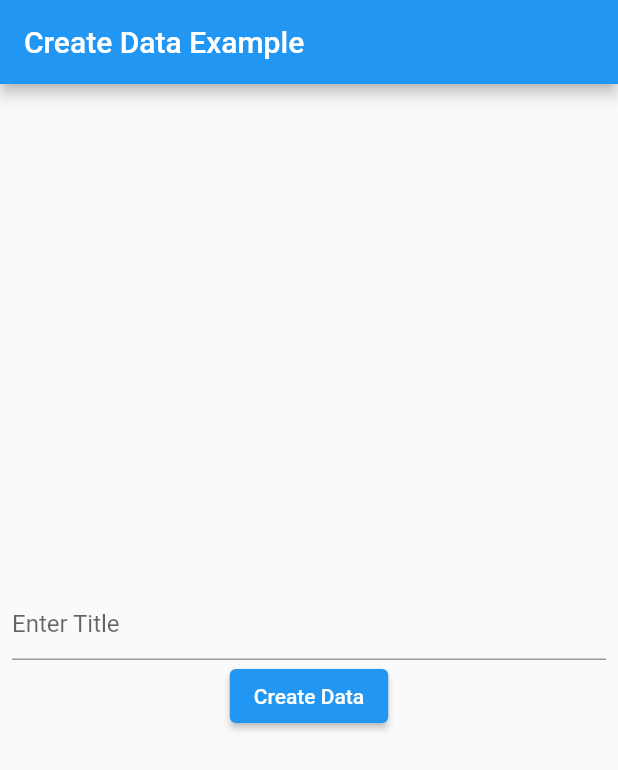
After one commit to AWFKK/flutter_app, a Flutter app: the screen it shows after launch, after a tap on "Send", on a phone screen of 412 x 824 dp. The commit adds this screen. Shown: the top 770 px of the screen. Run offline on Flutter 3.47's test engine with Material 2 defaults, Android fonts, the phone set to English and light mode, and no system bars; our stand-ins replace fluttertoast, hexcolor; network calls fail.

Commit message:
12-23-20

```diff
--- /dev/null
+++ b/lib/Api/Api.dart
@@ -0,0 +1,13 @@
+import 'dart:async';
+import 'package:http/http.dart' as http;
+
+const baseUrl = "https://jsonplaceholder.typicode.com";
+
+
+
+class API {
+  static Future getUsers() {
+    var url = baseUrl + "/users";
+    return http.get(url);
+  }
+}
--- /dev/null
+++ b/lib/FatchData.dart
@@ -0,0 +1,90 @@
+import 'package:flutter/material.dart';
+
+import 'package:http/http.dart' as http;
+import 'dart:convert';
+import 'dart:async';
+
+import 'Api/Api.dart';
+
+
+
+class FatchData extends StatefulWidget {
+  @override
+  _FatchDataState createState() => _FatchDataState();
+}
+
+class _FatchDataState extends State<FatchData> {
+  var users = <User>[];
+
+  _getUsers() {
+    API.getUsers().then((response) {
+      if (response.statusCode == 200) {
+        // If the server did return a 200 OK response,
+        // then parse the JSON.
+        setState(() {
+          Iterable list = json.decode(response.body);
+          users = list.map((model) => User.fromJson(model)).toList();
+        });
+      } else {
+        // If the server did not return a 200 OK response,
+        // then throw an exception.
+        throw Exception('Failed to load album');
+      }
+    });
+  }
+
+  initState() {
+    super.initState();
+    _getUsers();
+  }
+
+  dispose() {
+    super.dispose();
+  }
+
+  @override
+  Widget build(BuildContext context) {
+    return MaterialApp(
+      title: 'Fetch Data Example',
+      theme: ThemeData(
+        primarySwatch: Colors.blue,
+      ),
+      home: Scaffold(
+        appBar: AppBar(
+          title: Text('Fetch Data Example'),
+        ),
+        body: ListView.builder(
+          itemCount: users.length,
+          itemBuilder: (context, index) {
+            return ListTile(title: Text(users[index].name));
+
+          },
+        ),
+      ),
+    );
+  }
+
+
+}
+
+
+class User {
+  int id;
+  String name;
+  String email;
+
+  User(int id, String name, String email) {
+    this.id = id;
+    this.name = name;
+    this.email = email;
+  }
+
+  User.fromJson(Map json)
+      : id = json['id'],
+        name = json['name'],
+        email = json['email'];
+
+  Map toJson() {
+    return {'id': id, 'name': name, 'email': email};
+  }
+}
--- a/lib/Home.dart
+++ b/lib/Home.dart
@@ -1,5 +1,7 @@
 import 'package:flutter/material.dart';
+import 'package:flutter_app/FatchData.dart';
 import 'package:flutter_app/Grid/TestFile.dart';
+import 'package:flutter_app/SendData.dart';
 import 'package:fluttertoast/fluttertoast.dart';
 import 'package:hexcolor/hexcolor.dart';
 
@@ -72,6 +74,44 @@ class _HomeState extends State<Home> {
               )
           ),
 
+          //CallService
+          new Container(
+              margin: const EdgeInsets.fromLTRB(20, 0, 20, 0),
+              child: RaisedButton(
+                  child: Text('Get'),
+                  textColor: Colors.white,
+                  color: HexColor('#D91400'),
+                  padding: EdgeInsets.fromLTRB(12, 12, 12, 12),
+                  onPressed: () {
+                    //Intent Next Activity
+                    Navigator.push(
+                      context,
+                      MaterialPageRoute(builder: (context) =>
+                          FatchData()), // Passing Intent With InputString
+                    );
+                  }
+              )
+          ),
+
+          //Send Data
+          new Container(
+              margin: const EdgeInsets.fromLTRB(20, 0, 20, 0),
+              child: RaisedButton(
+                  child: Text('Send'),
+                  textColor: Colors.white,
+                  color: HexColor('#D91400'),
+                  padding: EdgeInsets.fromLTRB(12, 12, 12, 12),
+                  onPressed: () {
+                    //Intent Next Activity
+                    Navigator.push(
+                      context,
+                      MaterialPageRoute(builder: (context) =>
+                          SendData()), // Passing Intent With InputString
+                    );
+                  }
+              )
+          ),
+
 
         ],
       ),
--- /dev/null
+++ b/lib/SendData.dart
@@ -0,0 +1,99 @@
+import 'package:flutter/material.dart';
+
+import 'package:http/http.dart' as http;
+import 'dart:convert';
+import 'dart:async';
+
+
+Future<Album> createAlbum(String title) async {
+  final http.Response response = await http.post(
+    'https://jsonplaceholder.typicode.com/albums',
+    headers: <String, String>{
+      'Content-Type': 'application/json; charset=UTF-8',
+    },
+    body: jsonEncode(<String, String>{
+      'title': title,
+    }),
+  );
+
+  if (response.statusCode == 201) {
+    return Album.fromJson(jsonDecode(response.body));
+  } else {
+    throw Exception('Failed to create album.');
+  }
+}
+
+class Album {
+  final int id;
+  final String title;
+
+  Album({this.id, this.title});
+
+  factory Album.fromJson(Map<String, dynamic> json) {
+    return Album(
+      id: json['id'],
+      title: json['title'],
+    );
+  }
+}
+
+
+class SendData extends StatefulWidget {
+  @override
+  _SendDataState createState() => _SendDataState();
+}
+
+class _SendDataState extends State<SendData> {
+
+  final TextEditingController _controller = TextEditingController();
+  Future<Album> _futureAlbum;
+
+  @override
+  Widget build(BuildContext context) {
+    return MaterialApp(
+      title: 'Create Data Example',
+      theme: ThemeData(
+        primarySwatch: Colors.blue,
+      ),
+      home: Scaffold(
+        appBar: AppBar(
+          title: Text('Create Data Example'),
+        ),
+        body: Container(
+          alignment: Alignment.center,
+          padding: const EdgeInsets.all(8.0),
+          child: (_futureAlbum == null)
+              ? Column(
+            mainAxisAlignment: MainAxisAlignment.center,
+            children: <Widget>[
+              TextField(
+                controller: _controller,
+                decoration: InputDecoration(hintText: 'Enter Title'),
+              ),
+              ElevatedButton(
+                child: Text('Create Data'),
+                onPressed: () {
+                  setState(() {
+                    _futureAlbum = createAlbum(_controller.text);
+                  });
+                },
+              ),
+            ],
+          )
+              : FutureBuilder<Album>(
+            future: _futureAlbum,
+            builder: (context, snapshot) {
+              if (snapshot.hasData) {
+                return Text(snapshot.data.title);
+              } else if (snapshot.hasError) {
+                return Text("${snapshot.error}");
+              }
+
+              return CircularProgressIndicator();
+            },
+          ),
+        ),
+      ),
+    );
+  }
+}
```
